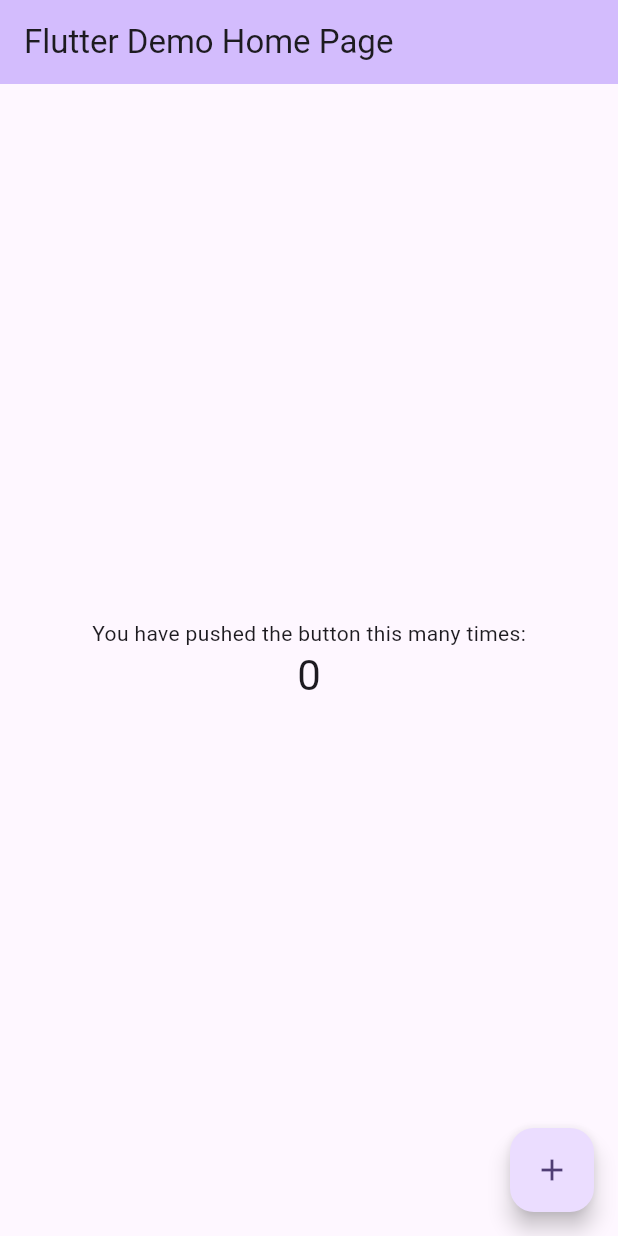
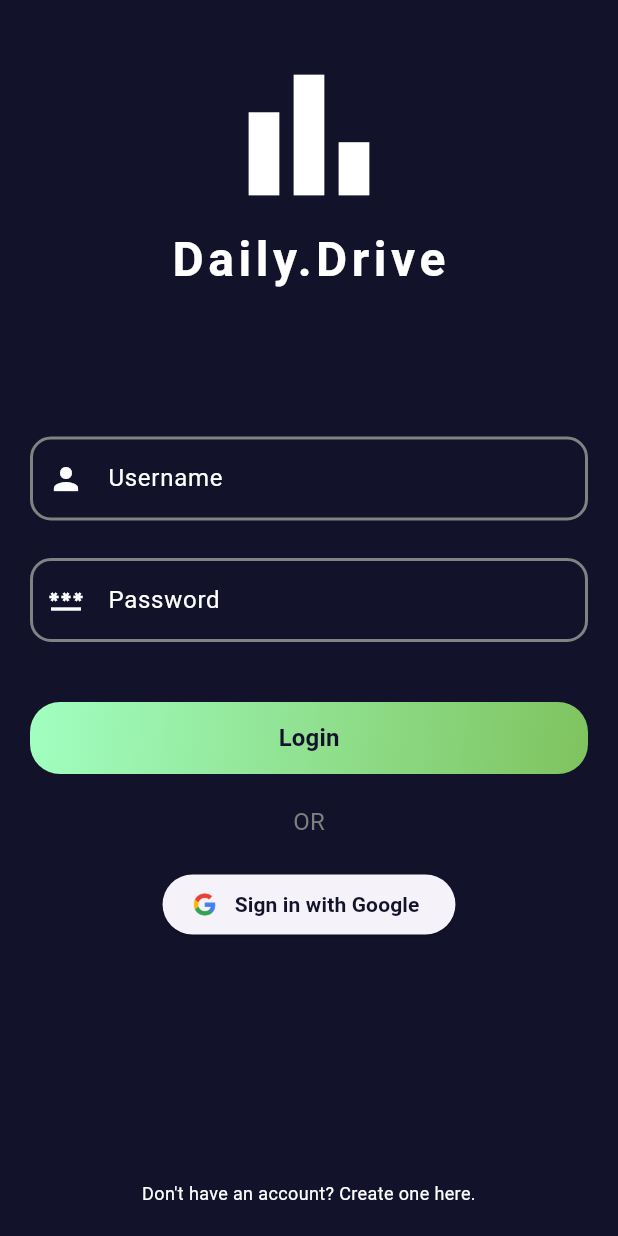
Before and after one commit to DanceaRadu/DailyDrive, a Flutter app: the screen it shows after launch, on a phone screen of 412 x 824 dp. Run offline on Flutter 3.47's test engine with Material 3 defaults, Android fonts, the phone set to English and light mode, and no system bars; our stand-ins replace firebase_auth, firebase_core, google_sign_in; accounts and stored records are empty; generated files the repository leaves out were written again.

Commit message:
Added working login page.

```diff
--- /dev/null
+++ b/lib/color_palette.dart
@@ -0,0 +1,10 @@
+import 'package:flutter/material.dart';
+
+class ColorPalette {
+  static const Color textColor = Color(0xFFFFFFFF);
+  static const Color invertedTextColor = Color(0xFF12122B);
+  static const Color grayedOutTextColor = Color(0xFF7F7F7F);
+  static const Color backgroundColor = Color(0xFF12122B);
+  static const Color errorColor = Color(0xFFB00020);
+  static const Color accentColor = Color(0xFF7FC35F);
+}
--- a/lib/main.dart
+++ b/lib/main.dart
@@ -1,125 +1,72 @@
+import 'package:daily_drive/color_palette.dart';
+import 'package:daily_drive/firebase_options.dart';
+import 'package:daily_drive/pages/home_page.dart';
+import 'package:daily_drive/pages/login_page/login_page.dart';
+import 'package:firebase_auth/firebase_auth.dart';
+import 'package:firebase_core/firebase_core.dart';
 import 'package:flutter/material.dart';
 
-void main() {
+Future<void> main() async {
+  WidgetsFlutterBinding.ensureInitialized();
+  await Firebase.initializeApp(
+    options: DefaultFirebaseOptions.currentPlatform,
+  );
   runApp(const MyApp());
 }
 
 class MyApp extends StatelessWidget {
   const MyApp({super.key});
 
-  // This widget is the root of your application.
   @override
   Widget build(BuildContext context) {
     return MaterialApp(
-      title: 'Flutter Demo',
+      title: 'Daily.Drive',
       theme: ThemeData(
-        // This is the theme of your application.
-        //
-        // TRY THIS: Try running your application with "flutter run". You'll see
-        // the application has a purple toolbar. Then, without quitting the app,
-        // try changing the seedColor in the colorScheme below to Colors.green
-        // and then invoke "hot reload" (save your changes or press the "hot
-        // reload" button in a Flutter-supported IDE, or press "r" if you used
-        // the command line to start the app).
-        //
-        // Notice that the counter didn't reset back to zero; the application
-        // state is not lost during the reload. To reset the state, use hot
-        // restart instead.
-        //
-        // This works for code too, not just values: Most code changes can be
-        // tested with just a hot reload.
-        colorScheme: ColorScheme.fromSeed(seedColor: Colors.deepPurple),
+        colorScheme: ColorScheme.fromSeed(
+          seedColor: ColorPalette.backgroundColor,
+          surface: ColorPalette.backgroundColor,
+        ),
+        textTheme: const TextTheme(
+          bodyLarge: TextStyle(color: ColorPalette.textColor),
+          bodyMedium: TextStyle(color: ColorPalette.textColor),
+          bodySmall: TextStyle(color: ColorPalette.textColor),
+          headlineLarge: TextStyle(color: ColorPalette.textColor),
+          headlineMedium: TextStyle(color: ColorPalette.textColor),
+          headlineSmall: TextStyle(color: ColorPalette.textColor),
+          displayLarge: TextStyle(color: ColorPalette.textColor),
+          displayMedium: TextStyle(color: ColorPalette.textColor),
+          displaySmall: TextStyle(color: ColorPalette.textColor),
+          titleLarge: TextStyle(color: ColorPalette.textColor),
+          titleMedium: TextStyle(color: ColorPalette.textColor),
+          titleSmall: TextStyle(color: ColorPalette.textColor),
+          labelLarge: TextStyle(color: ColorPalette.textColor),
+          labelMedium: TextStyle(color: ColorPalette.textColor),
+          labelSmall: TextStyle(color: ColorPalette.textColor),
+        ),
+        fontFamily: 'Roboto',
         useMaterial3: true,
       ),
-      home: const MyHomePage(title: 'Flutter Demo Home Page'),
+      home: const AuthWrapper(),
     );
   }
 }
 
-class MyHomePage extends StatefulWidget {
-  const MyHomePage({super.key, required this.title});
-
-  // This widget is the home page of your application. It is stateful, meaning
-  // that it has a State object (defined below) that contains fields that affect
-  // how it looks.
-
-  // This class is the configuration for the state. It holds the values (in this
-  // case the title) provided by the parent (in this case the App widget) and
-  // used by the build method of the State. Fields in a Widget subclass are
-  // always marked "final".
-
-  final String title;
-
-  @override
-  State<MyHomePage> createState() => _MyHomePageState();
-}
-
-class _MyHomePageState extends State<MyHomePage> {
-  int _counter = 0;
-
-  void _incrementCounter() {
-    setState(() {
-      // This call to setState tells the Flutter framework that something has
-      // changed in this State, which causes it to rerun the build method below
-      // so that the display can reflect the updated values. If we changed
-      // _counter without calling setState(), then the build method would not be
-      // called again, and so nothing would appear to happen.
-      _counter++;
-    });
-  }
+class AuthWrapper extends StatelessWidget {
+  const AuthWrapper({super.key});
 
   @override
   Widget build(BuildContext context) {
-    // This method is rerun every time setState is called, for instance as done
-    // by the _incrementCounter method above.
-    //
-    // The Flutter framework has been optimized to make rerunning build methods
-    // fast, so that you can just rebuild anything that needs updating rather
-    // than having to individually change instances of widgets.
-    return Scaffold(
-      appBar: AppBar(
-        // TRY THIS: Try changing the color here to a specific color (to
-        // Colors.amber, perhaps?) and trigger a hot reload to see the AppBar
-        // change color while the other colors stay the same.
-        backgroundColor: Theme.of(context).colorScheme.inversePrimary,
-        // Here we take the value from the MyHomePage object that was created by
-        // the App.build method, and use it to set our appbar title.
-        title: Text(widget.title),
-      ),
-      body: Center(
-        // Center is a layout widget. It takes a single child and positions it
-        // in the middle of the parent.
-        child: Column(
-          // Column is also a layout widget. It takes a list of children and
-          // arranges them vertically. By default, it sizes itself to fit its
-          // children horizontally, and tries to be as tall as its parent.
-          //
-          // Column has various properties to control how it sizes itself and
-          // how it positions its children. Here we use mainAxisAlignment to
-          // center the children vertically; the main axis here is the vertical
-          // axis because Columns are vertical (the cross axis would be
-          // horizontal).
-          //
-          // TRY THIS: Invoke "debug painting" (choose the "Toggle Debug Paint"
-          // action in the IDE, or press "p" in the console), to see the
-          // wireframe for each widget.
-          mainAxisAlignment: MainAxisAlignment.center,
-          children: <Widget>[
-            const Text(
-              'You have pushed the button this many times:',
-            ),
-            Text(
-              '$_counter',
-              style: Theme.of(context).textTheme.headlineMedium,
-            ),
-          ],
-        ),
-      ),
-      floatingActionButton: FloatingActionButton(
-        onPressed: _incrementCounter,
-        tooltip: 'Increment',
-        child: const Icon(Icons.add),
-      ), // This trailing comma makes auto-formatting nicer for build methods.
+    return StreamBuilder<User?>(
+      stream: FirebaseAuth.instance.authStateChanges(),
+      builder: (context, snapshot) {
+        if (snapshot.connectionState == ConnectionState.waiting) {
+          return const Center(child: CircularProgressIndicator());
+        } else if (snapshot.hasData) {
+          return HomePage(user: snapshot.data!);
+        } else {
+          return const LoginPage();
+        }
+      },
     );
   }
 }
--- /dev/null
+++ b/lib/pages/home_page.dart
@@ -0,0 +1,39 @@
+import 'package:flutter/material.dart';
+import 'package:firebase_auth/firebase_auth.dart';
+
+class HomePage extends StatelessWidget {
+  final User user;
+
+  const HomePage({super.key, required this.user});
+
+  @override
+  Widget build(BuildContext context) {
+    return Scaffold(
+      appBar: AppBar(
+        title: const Text("Welcome"),
+        actions: [
+          IconButton(
+            icon: const Icon(Icons.exit_to_app),
+            onPressed: () async {
+              await FirebaseAuth.instance.signOut();
+            },
+          )
+        ],
+      ),
+      body: Center(
+        child: Column(
+          mainAxisAlignment: MainAxisAlignment.center,
+          children: [
+            CircleAvatar(
+              backgroundImage: NetworkImage(user.photoURL ?? ""),
+              radius: 40,
+            ),
+            const SizedBox(height: 16),
+            Text("Welcome, ${user.displayName}"),
+            Text("Email: ${user.email}"),
+          ],
+        ),
+      ),
+    );
+  }
+}
--- /dev/null
+++ b/lib/pages/login_page/login_form_field.dart
@@ -0,0 +1,53 @@
+import 'package:flutter/material.dart';
+import '../../color_palette.dart';
+
+class LoginFormField extends StatelessWidget {
+  final String labelText;
+  final IconData icon;
+  final bool obscureText;
+  final TextEditingController? controller;
+  final FormFieldValidator<String>? validator;
+
+  const LoginFormField({
+    super.key,
+    required this.labelText,
+    required this.icon,
+    this.obscureText = false,
+    this.controller,
+    this.validator,
+  });
+
+  @override
+  Widget build(BuildContext context) {
+    return TextFormField(
+      controller: controller,
+      obscureText: obscureText,
+      validator: validator,
+      decoration: InputDecoration(
+        labelText: labelText,
+        prefixIcon: Icon(icon, color: ColorPalette.textColor),
+        labelStyle: const TextStyle(
+          color: ColorPalette.textColor,
+        ),
+        border: OutlineInputBorder(
+          borderRadius: BorderRadius.circular(14.0),
+        ),
+        enabledBorder: OutlineInputBorder(
+          borderRadius: BorderRadius.circular(14.0),
+          borderSide: const BorderSide(
+            color: Color.fromRGBO(130, 130, 130, 1.0),
+            width: 2.0,
+          ),
+        ),
+        focusedBorder: OutlineInputBorder(
+          borderRadius: BorderRadius.circular(14.0),
+          borderSide: const BorderSide(
+            color: ColorPalette.accentColor,
+            width: 2.0,
+          ),
+        ),
+      ),
+      style: const TextStyle(color: ColorPalette.textColor),
+    );
+  }
+}
--- /dev/null
+++ b/lib/pages/login_page/login_page.dart
@@ -0,0 +1,150 @@
+import 'package:daily_drive/color_palette.dart';
+import 'package:daily_drive/pages/login_page/login_form_field.dart';
+import 'package:daily_drive/widgets/main_button.dart';
+import 'package:firebase_auth/firebase_auth.dart';
+import 'package:flutter/foundation.dart';
+import 'package:flutter/material.dart';
+import 'package:google_sign_in/google_sign_in.dart';
+
+class LoginPage extends StatefulWidget {
+  const LoginPage({super.key});
+
+  @override
+  State<LoginPage> createState() => _LoginPageState();
+}
+
+class _LoginPageState extends State<LoginPage> {
+
+  final FirebaseAuth _auth = FirebaseAuth.instance;
+  final GoogleSignIn _googleSignIn = GoogleSignIn();
+
+  final _usernameController = TextEditingController();
+  final _passwordController = TextEditingController();
+
+  Future<User?> _signInWithGoogle() async {
+    try {
+      final GoogleSignInAccount? googleUser = await _googleSignIn.signIn();
+      print(googleUser);
+      if (googleUser == null) return null;
+
+      final GoogleSignInAuthentication googleAuth = await googleUser.authentication;
+
+      final credential = GoogleAuthProvider.credential(
+        accessToken: googleAuth.accessToken,
+        idToken: googleAuth.idToken,
+      );
+
+      UserCredential userCredential = await _auth.signInWithCredential(credential);
+      return userCredential.user;
+    } catch (e) {
+      if (kDebugMode) {
+        print(e);
+      }
+      return null;
+    }
+  }
+
+  @override
+  Widget build(BuildContext context) {
+    return Scaffold(
+      backgroundColor: ColorPalette.backgroundColor,
+      resizeToAvoidBottomInset: true,
+      body: SafeArea(
+        child: LayoutBuilder(
+          builder: (context, constraints) {
+            double availableHeight = constraints.maxHeight - MediaQuery.of(context).viewInsets.bottom;
+
+            return SingleChildScrollView(
+              child: ConstrainedBox(
+                constraints: BoxConstraints(minHeight: availableHeight),
+                child: Padding(
+                  padding: const EdgeInsets.all(20),
+                  child: Column(
+                    mainAxisAlignment: MainAxisAlignment.spaceBetween,
+                    crossAxisAlignment: CrossAxisAlignment.center,
+                    children: [
+                      Container(
+                        margin: const EdgeInsets.fromLTRB(0, 10, 0, 15),
+                        child: const SizedBox(
+                          width: double.infinity,
+                          child: Column(
+                            children: [
+                              Icon(
+                                Icons.bar_chart,
+                                color: ColorPalette.textColor,
+                                size: 120,
+                              ),
+                              Text(
+                                "Daily.Drive",
+                                style: TextStyle(
+                                  color: ColorPalette.textColor,
+                                  fontSize: 32,
+                                  fontWeight: FontWeight.bold,
+                                  letterSpacing: 3.0,
+                                ),
+                              ),
+                            ],
+                          ),
+                        ),
+                      ),
+                      Column(
+                        children: [
+                          LoginFormField(labelText: "Username", icon: Icons.person, controller: _usernameController),
+                          const SizedBox(height: 25),
+                          LoginFormField(labelText: "Password", icon: Icons.password, obscureText: true, controller: _passwordController),
+                          const SizedBox(height: 40),
+                          MainButton(text: 'Login', onPressed: () {}),
+                          const SizedBox(height: 20),
+                          const Text(
+                            "OR",
+                            style: TextStyle(
+                              color: Color(0xFF7F7F7F),
+                              fontSize: 16,
+                            ),
+                          ),
+                          const SizedBox(height: 20),
+                          ElevatedButton.icon(
+                            onPressed: _signInWithGoogle,
+                            icon: Image.asset(
+                              'assets/images/google_icon.png',
+                              height: 24,
+                              width: 24,
+                            ),
+                            label: const Text(
+                                "Sign in with Google",
+                                style: TextStyle(
+                                  fontSize: 14,
+                                  fontWeight: FontWeight.bold,
+                                  color: ColorPalette.invertedTextColor,
+                                ),
+                            ),
+                          ),
+                          const SizedBox(height: 80),
+                        ],
+                      ),
+                      const Text(
+                        "Don't have an account? Create one here.",
+                        style: TextStyle(
+                          color: ColorPalette.textColor,
+                          fontSize: 12,
+                        ),
+                        textAlign: TextAlign.center,
+                      ),
+                    ],
+                  ),
+                ),
+              ),
+            );
+          },
+        ),
+      ),
+    );
+  }
+
+  @override
+  void dispose() {
+    _usernameController.dispose();
+    _passwordController.dispose();
+    super.dispose();
+  }
+}
--- /dev/null
+++ b/lib/widgets/main_button.dart
@@ -0,0 +1,49 @@
+import 'package:daily_drive/color_palette.dart';
+import 'package:flutter/material.dart';
+
+class MainButton extends StatelessWidget {
+  final String text;
+  final VoidCallback onPressed;
+
+  const MainButton({
+    super.key,
+    required this.text,
+    required this.onPressed,
+  });
+
+  @override
+  Widget build(BuildContext context) {
+    return SizedBox(
+      width: double.infinity,
+      child: Container(
+        decoration: BoxDecoration(
+          gradient: const LinearGradient(
+            colors: [Color(0xFFA1FFC1), ColorPalette.accentColor],
+            begin: Alignment.topLeft,
+            end: Alignment.bottomRight,
+          ),
+          borderRadius: BorderRadius.circular(20.0),
+        ),
+        child: ElevatedButton(
+          onPressed: onPressed,
+          style: ElevatedButton.styleFrom(
+            backgroundColor: Colors.transparent,
+            shadowColor: Colors.transparent,
+            padding: const EdgeInsets.symmetric(vertical: 12.0, horizontal: 12.0),
+            shape: RoundedRectangleBorder(
+              borderRadius: BorderRadius.circular(8.0),
+            ),
+          ),
+          child: Text(
+            text,
+            style: const TextStyle(
+              fontSize: 16,
+              fontWeight: FontWeight.bold,
+              color: ColorPalette.invertedTextColor,
+            ),
+          ),
+        ),
+      ),
+    );
+  }
+}
```
Also changed, not shown: pubspec.yaml (+22 -22 lines), assets/images/google_icon.png (added), 5 other files.
